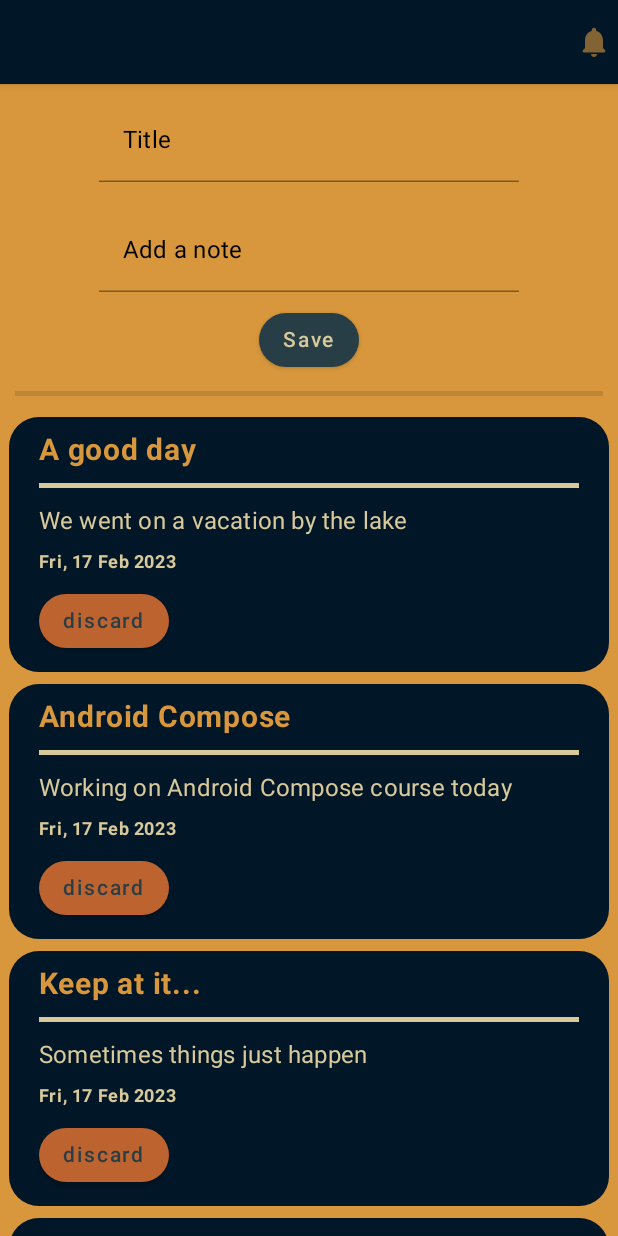
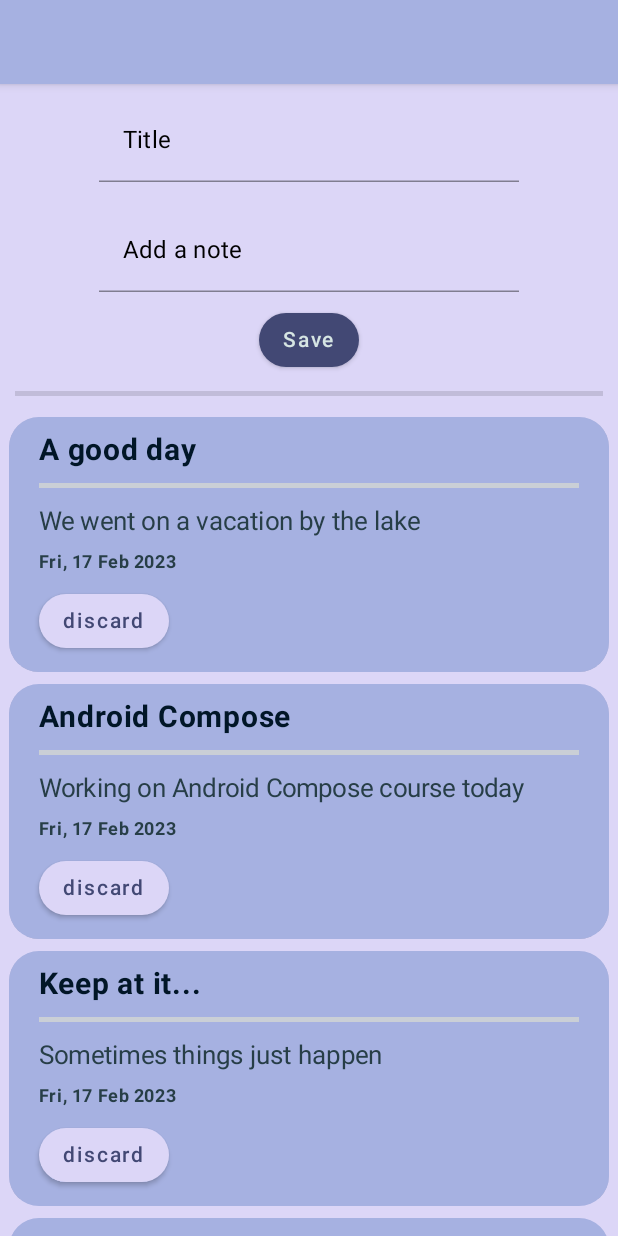
Before and after one commit to kingslayer1312/NoteApp, an Android app built with Jetpack Compose: the @Preview function NoteAppScreenPreview, on a phone screen of 412 x 824 dp. Run offline under Robolectric (Android 15) with nearby library versions, the phone set to English and light mode, and no system bars.

Commit message:
Changed UI

```diff
--- a/app/src/main/java/com/hrishi/noteapp/components/NoteComponents.kt
+++ b/app/src/main/java/com/hrishi/noteapp/components/NoteComponents.kt
@@ -50,8 +50,8 @@ fun NoteButton(
     text: String,
     onClick: () -> Unit,
     enabled: Boolean = true,
-    backgroundColor: Color = colorResource(id = R.color.charcoal),
-    contentColor: Color = colorResource(id = R.color.ecru)
+    backgroundColor: Color = colorResource(id = R.color.marianBlue),
+    contentColor: Color = colorResource(id = R.color.azure)
 ) {
     Button(
         onClick = onClick,
--- a/app/src/main/java/com/hrishi/noteapp/screen/NoteAppScreen.kt
+++ b/app/src/main/java/com/hrishi/noteapp/screen/NoteAppScreen.kt
@@ -10,7 +10,11 @@ import androidx.compose.foundation.lazy.items
 import androidx.compose.foundation.shape.RoundedCornerShape
 import androidx.compose.material.*
 import androidx.compose.material.icons.Icons
+import androidx.compose.material.icons.filled.AccountBox
 import androidx.compose.material.icons.materialIcon
+import androidx.compose.material.icons.rounded.AccountBox
+import androidx.compose.material.icons.rounded.Done
+import androidx.compose.material.icons.rounded.ExitToApp
 import androidx.compose.material.icons.rounded.Notifications
 import androidx.compose.runtime.*
 import androidx.compose.ui.Alignment
@@ -20,6 +24,7 @@ import androidx.compose.ui.graphics.Color
 import androidx.compose.ui.platform.LocalContext
 import androidx.compose.ui.res.colorResource
 import androidx.compose.ui.res.stringResource
+import androidx.compose.ui.text.font.FontStyle
 import androidx.compose.ui.text.font.FontWeight
 import androidx.compose.ui.tooling.preview.Preview
 import androidx.compose.ui.unit.TextUnit
@@ -54,7 +59,7 @@ fun NoteAppScreen(
     Column(
         modifier = Modifier
             .padding(0.dp)
-            .background(colorResource(id = R.color.butterscotch))
+            .background(colorResource(id = R.color.perlwinkle))
     ) {
         TopAppBar(
             title = {
@@ -64,14 +69,8 @@ fun NoteAppScreen(
                     fontWeight = FontWeight(800)
                 )
             },
-            actions = {
-                Icon(
-                    imageVector = Icons.Rounded.Notifications,
-                    contentDescription = "Icon"
-                )
-            },
-            backgroundColor = colorResource(id = R.color.richBlack),
-            contentColor = colorResource(id = R.color.butterscotch)
+            backgroundColor = colorResource(id = R.color.perlwinkleDark),
+            contentColor = colorResource(id = R.color.richBlack)
         )
 
         Column(
@@ -139,7 +138,7 @@ fun NoteRow(
                 )
             )
             .fillMaxWidth(),
-        color = colorResource(id = R.color.richBlack),
+        color = colorResource(id = R.color.perlwinkleDark),
         elevation = 6.dp
     ) {
         Column(
@@ -153,27 +152,28 @@ fun NoteRow(
                 style = MaterialTheme.typography.body1,
                 fontWeight = FontWeight.Bold,
                 fontSize = 20.sp,
-                color = colorResource(id = R.color.butterscotch)
+                color = colorResource(id = R.color.richBlack)
             )
 
             Divider(
                 modifier = Modifier
                     .fillMaxWidth()
                     .padding(start = 0.dp, top = 10.dp, bottom = 10.dp),
-                color = colorResource(id = R.color.ecru),
+                color = colorResource(id = R.color.frechGray),
                 thickness = 3.dp
             )
             Text(
                 text = note.description,
                 style = MaterialTheme.typography.subtitle1,
-                color = colorResource(id = R.color.ecru)
+                fontSize = 17.sp,
+                color = colorResource(id = R.color.charcoal)
             )
             Text(
                 modifier = Modifier.padding(top = 7.dp, bottom = 7.dp),
                 text = note.entryDate.format(DateTimeFormatter.ofPattern("EEE, d MMM y")),
                 style = MaterialTheme.typography.caption,
                 fontWeight = FontWeight.Bold,
-                color = colorResource(id = R.color.ecru)
+                color = colorResource(id = R.color.charcoal)
             )
 
             NoteButton(
@@ -181,8 +181,8 @@ fun NoteRow(
                 onClick = {
                     onRemoveNote(note)
                 },
-                backgroundColor = colorResource(id = R.color.alloyOrange),
-                contentColor = colorResource(id = R.color.charcoal)
+                backgroundColor = colorResource(id = R.color.perlwinkle),
+                contentColor = colorResource(id = R.color.marianBlue)
             )
 
         }
--- a/app/src/main/res/values/colors.xml
+++ b/app/src/main/res/values/colors.xml
@@ -14,6 +14,12 @@
     <color name="ecru">#FFD8C99B</color>
     <color name="amaranthPurple">#FFA4243B</color>
     <color name="richBlack">#FF011627</color>
-    011627
+
+    <color name="marianBlue">#FF424874</color>
+    <color name="perlwinkle">#FFDCD6F7</color>
+    <color name="perlwinkleDark">#FFA6B1E1</color>
+    <color name="frechGray">#FFCACFD6</color>
+    <color name="azure">#FFD6E5E3</color>
+
 
 </resources>
```
